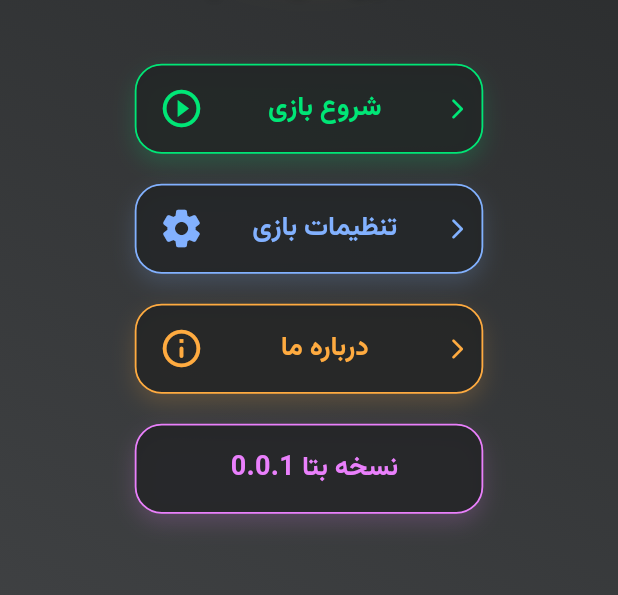
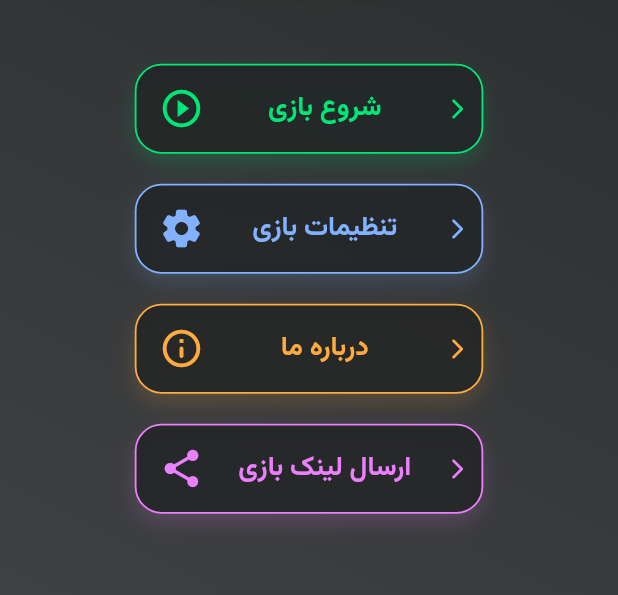
Before and after one commit to mohsen0dev/persian_hokm, a Flutter app: the screen it shows after launch, on a phone screen of 412 x 824 dp, the part 507-1102 px from its top. Run offline on Flutter 3.47's test engine with Material 3 defaults, Android fonts, the phone set to English and light mode, and no system bars; our stand-ins replace audioplayers, get, get_storage.

Commit message:
Revert "تغییر ایکن و عدم نمایش روی کارت ها"

```diff
--- a/lib/game/presentation/pages/abute_me.dart
+++ b/lib/game/presentation/pages/abute_me.dart
@@ -1,5 +1,4 @@
 import 'package:flutter/material.dart';
-import 'package:persian_hokm/game/presentation/widgets/screen_size_guard.dart';
 import 'package:url_launcher/url_launcher.dart';
 
 class AbuteMeScreen extends StatelessWidget {
@@ -123,7 +122,6 @@ class AbuteMeScreen extends StatelessWidget {
             ],
           ),
         ),
-        child: ScreenSizeGuard(
         child: Center(
           child: SizedBox(
             width: 650,
@@ -162,7 +160,6 @@ class AbuteMeScreen extends StatelessWidget {
           ),
         ),
       ),
-      ),
     );
   }
 }
--- a/lib/game/presentation/pages/home_screen.dart
+++ b/lib/game/presentation/pages/home_screen.dart
@@ -14,47 +14,6 @@ class HomeScreen extends StatelessWidget {
   Widget build(BuildContext context) {
     DateTime? lastBackPressTime;
     final orientation = MediaQuery.of(context).orientation;
-    var listItem = Column(
-      mainAxisAlignment: MainAxisAlignment.center,
-      crossAxisAlignment: CrossAxisAlignment.center,
-      children: [
-        cardListItems(
-            context,
-            'شروع بازی',
-            () => Get.to(
-                transition: Transition.leftToRight,
-                duration: const Duration(milliseconds: 600),
-                () => (GameScreen())),
-            icon: Icons.play_circle_outline_outlined,
-            color: Colors.greenAccent.shade400,
-            dark: true),
-        cardListItems(
-          context,
-          'تنظیمات بازی',
-          () => Get.to(
-            transition: Transition.leftToRight,
-            duration: const Duration(milliseconds: 600),
-            () => SettingsScreen(),
-          ),
-          icon: Icons.settings_rounded,
-          color: Colors.blueAccent.shade100,
-          dark: true,
-        ),
-        cardListItems(
-            context,
-            'درباره ما',
-            () => Get.to(
-                    transition: Transition.leftToRight,
-                    duration: const Duration(milliseconds: 600), () {
-                  return AbuteMeScreen();
-                }),
-            icon: Icons.info_outline_rounded,
-            color: Colors.orangeAccent.shade200,
-            dark: true),
-        cardListItems(context, 'نسخه بتا 0.0.1', null,
-            color: Colors.purpleAccent.shade100, dark: true),
-      ],
-    );
     return PopScope(
       canPop: false,
       onPopInvokedWithResult: (bool didPop, PopupRoute? route) async {
@@ -159,7 +118,40 @@ class HomeScreen extends StatelessWidget {
                         SizedBox(
                           height: MediaQuery.of(context).size.height * 0.04,
                         ),
-                        listItem,
+                        cardListItems(
+                            context,
+                            'شروع بازی',
+                            () => Get.to(
+                                transition: Transition.leftToRight,
+                                duration: const Duration(milliseconds: 600),
+                                () => (GameScreen())),
+                            icon: Icons.play_circle_outline_outlined,
+                            color: Colors.greenAccent.shade400,
+                            dark: true),
+                        cardListItems(
+                            context,
+                            'تنظیمات بازی',
+                            () => Get.to(
+                                transition: Transition.leftToRight,
+                                duration: const Duration(milliseconds: 600),
+                                () => SettingsScreen()),
+                            icon: Icons.settings_rounded,
+                            color: Colors.blueAccent.shade100,
+                            dark: true),
+                        cardListItems(
+                            context,
+                            'درباره ما',
+                            () => Get.to(
+                                transition: Transition.leftToRight,
+                                duration: const Duration(milliseconds: 600),
+                                () => AbuteMeScreen()),
+                            icon: Icons.info_outline_rounded,
+                            color: Colors.orangeAccent.shade200,
+                            dark: true),
+                        cardListItems(context, 'ارسال لینک بازی', () {},
+                            icon: Icons.share_rounded,
+                            color: Colors.purpleAccent.shade100,
+                            dark: true),
                         const SizedBox(height: 32),
                       ],
                     ),
@@ -168,7 +160,51 @@ class HomeScreen extends StatelessWidget {
                     child: Row(
                       mainAxisAlignment: MainAxisAlignment.spaceEvenly,
                       children: [
-                        listItem,
+                        Column(
+                          mainAxisAlignment: MainAxisAlignment.center,
+                          crossAxisAlignment: CrossAxisAlignment.center,
+                          children: [
+                            cardListItems(
+                                context,
+                                'شروع بازی',
+                                () => Get.to(
+                                    transition: Transition.leftToRight,
+                                    duration: const Duration(milliseconds: 600),
+                                    () => (GameScreen())),
+                                icon: Icons.play_circle_outline_outlined,
+                                color: Colors.greenAccent.shade400,
+                                dark: true),
+                            cardListItems(
+                              context,
+                              'تنظیمات بازی',
+                              () => Get.to(
+                                transition: Transition.leftToRight,
+                                duration: const Duration(milliseconds: 600),
+                                () => SettingsScreen(),
+                              ),
+                              icon: Icons.settings_rounded,
+                              color: Colors.blueAccent.shade100,
+                              dark: true,
+                            ),
+                            cardListItems(
+                                context,
+                                'درباره ما',
+                                () => Get.to(
+                                        transition: Transition.leftToRight,
+                                        duration:
+                                            const Duration(milliseconds: 600),
+                                        () {
+                                      return AbuteMeScreen();
+                                    }),
+                                icon: Icons.info_outline_rounded,
+                                color: Colors.orangeAccent.shade200,
+                                dark: true),
+                            cardListItems(context, 'ارسال لینک بازی', () {},
+                                icon: Icons.share_rounded,
+                                color: Colors.purpleAccent.shade100,
+                                dark: true),
+                          ],
+                        ),
                         Column(
                           mainAxisAlignment: MainAxisAlignment.center,
                           crossAxisAlignment: CrossAxisAlignment.center,
@@ -194,7 +230,7 @@ class HomeScreen extends StatelessWidget {
                             ),
                             const SizedBox(height: 18),
                             Text(
-                              'بازی آس حکم',
+                              'بازی حکم ایرانی',
                               style: TextStyle(
                                 fontSize:
                                     (MediaQuery.of(context).size.width * 0.01) +
@@ -222,7 +258,7 @@ class HomeScreen extends StatelessWidget {
     );
   }
 
-  Widget cardListItems(BuildContext context, String text, Function? onTap,
+  Widget cardListItems(BuildContext context, String text, Function onTap,
       {IconData? icon, required Color color, bool dark = false}) {
     return Center(
       child: AnimatedContainer(
@@ -254,16 +290,16 @@ class HomeScreen extends StatelessWidget {
             borderRadius: BorderRadius.circular(18),
             splashColor: color.withOpacity(0.3),
             highlightColor: color.withOpacity(0.1),
-            onTap: onTap != null ? () => onTap() : null,
+            onTap: () {
+              onTap();
+            },
             child: Padding(
               padding: EdgeInsets.only(left: 15, right: 8),
               child: Row(
                 mainAxisAlignment: MainAxisAlignment.spaceBetween,
                 children: [
-                  icon == null
-                      ? const SizedBox()
-                      : Icon(Icons.arrow_back_ios_new_rounded,
-                          size: 16, color: color),
+                  Icon(Icons.arrow_back_ios_new_rounded,
+                      size: 16, color: color),
                   Text(
                     text,
                     style: TextStyle(
@@ -273,9 +309,9 @@ class HomeScreen extends StatelessWidget {
                       fontFamily: 'Vazirmatn',
                     ),
                   ),
-                  icon == null
-                      ? const SizedBox()
-                      : Icon(icon, color: color, size: 30),
+                  if (icon != null) ...[
+                    Icon(icon, color: color, size: 30),
+                  ],
                 ],
               ),
             ),
--- a/lib/game/presentation/pages/settings_screen.dart
+++ b/lib/game/presentation/pages/settings_screen.dart
@@ -1,7 +1,6 @@
 import 'package:flutter/material.dart';
 import 'package:get/get.dart';
 import 'package:get_storage/get_storage.dart';
-import 'package:persian_hokm/game/presentation/widgets/screen_size_guard.dart';
 
 class SettingsController extends GetxController {
   final box = GetStorage();
@@ -112,8 +111,7 @@ class SettingsScreen extends StatelessWidget {
         backgroundColor: Colors.deepPurple.shade400,
         elevation: 2,
       ),
-      body: ScreenSizeGuard(
-        child: Container(
+      body: Container(
         width: double.infinity,
         height: double.infinity,
         decoration: const BoxDecoration(
@@ -215,7 +213,6 @@ class SettingsScreen extends StatelessWidget {
             );
           }
         }),
-        ),
       ),
     );
   }
--- a/lib/game/presentation/utils/ui_helper.dart
+++ b/lib/game/presentation/utils/ui_helper.dart
@@ -8,7 +8,7 @@ class UIHelper {
   static void showSnackBar(BuildContext context, String message) {
     ScaffoldMessenger.of(context).showSnackBar(
       SnackBar(
-        duration: Duration(milliseconds: 700),
+        duration: Duration(milliseconds: 500),
         width: 150,
         behavior: SnackBarBehavior.floating,
         shape: RoundedRectangleBorder(
--- a/lib/game/presentation/widgets/card_widget.dart
+++ b/lib/game/presentation/widgets/card_widget.dart
@@ -13,7 +13,7 @@ class CardWidget extends StatelessWidget {
     super.key,
     required this.card,
     this.isSelectable = false,
-    this.borderColor = Colors.green,
+    this.borderColor = Colors.black26,
     this.showBack = false,
   });
 
--- a/pubspec.yaml
+++ b/pubspec.yaml
@@ -18,7 +18,6 @@ dependencies:
   get_storage: ^2.1.1
   audioplayers: ^6.4.0
   integration_test_preview: ^0.1.0
-
   flutter_localizations:
     sdk: flutter
 
```
Also changed, not shown: lib/game/models/player.dart (+4 -4 lines), lib/game/presentation/controllers/game_controller.dart (+2 -5 lines), lib/game/presentation/pages/game_screen.dart (+24 -50 lines), assets/images/aces.png, 12 other files. Lines whose indentation alone changed are shown as unchanged.
